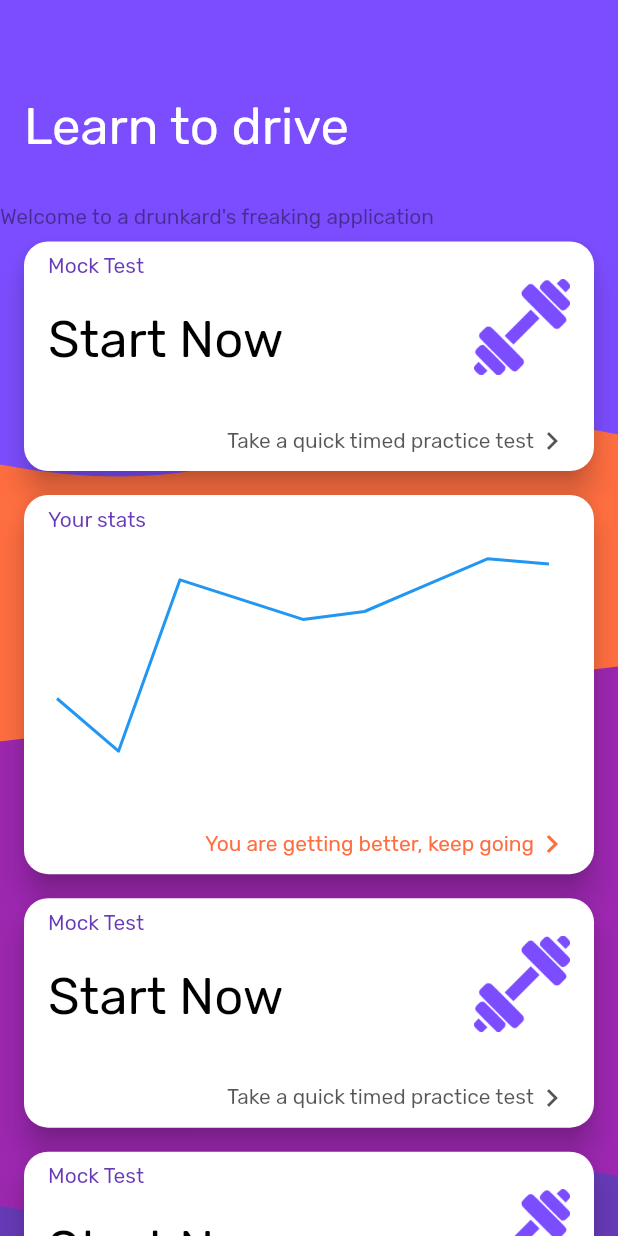
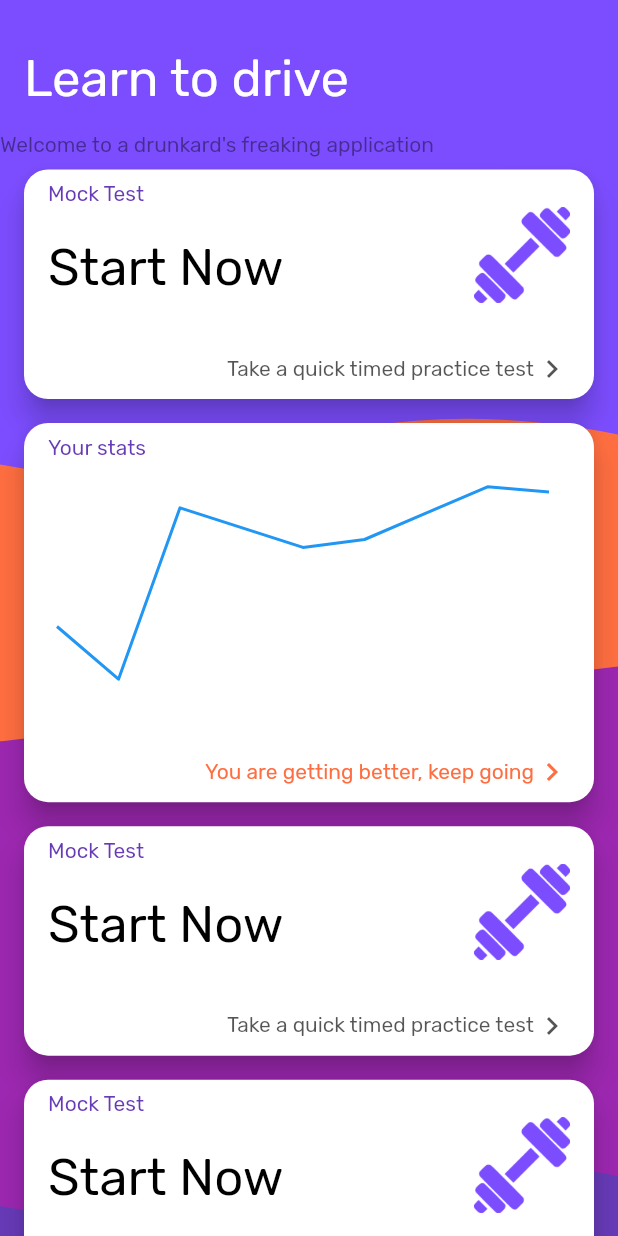
Before and after one commit to Digolodollarz/provisional_license_test, a Flutter app: the screen it shows after launch, on a phone screen of 412 x 824 dp. Run offline on Flutter 3.47's test engine with Material 2 defaults, Android fonts, the phone set to English and light mode, and no system bars; our stand-ins replace charts_flutter, flutter_custom_clippers, sqflite; accounts and stored records are empty.

Commit message:
Do something to the home widget

```diff
--- a/lib/widgets/home_widget.dart
+++ b/lib/widgets/home_widget.dart
@@ -43,7 +43,8 @@ class HomeWidget extends StatelessWidget {
               ),
             ],
           ),
-          Column(
+          SafeArea(
+            child: Column(
               mainAxisAlignment: MainAxisAlignment.start,
               crossAxisAlignment: CrossAxisAlignment.start,
               children: <Widget>[
@@ -52,8 +53,8 @@ class HomeWidget extends StatelessWidget {
                   padding: EdgeInsets.only(
                     left: 16.0,
                     right: 16.0,
-                  top: 64.0,
-                  bottom: 32.0,
+                    top: 32.0,
+                    bottom: 16.0,
                   ),
                   child: Text(
                     "Learn to drive",
@@ -102,6 +103,7 @@ class HomeWidget extends StatelessWidget {
                 )
               ],
             ),
+          ),
         ],
       ),
     );
```
Lines whose indentation alone changed are shown as unchanged.
